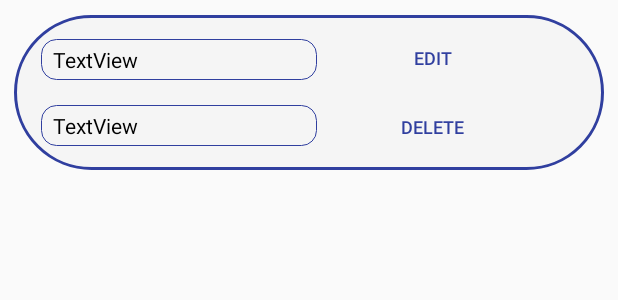
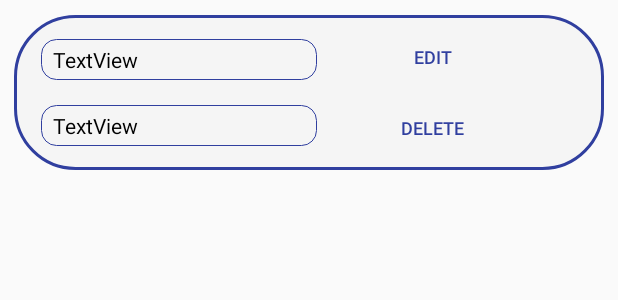
Before and after one commit to Sharkgrammer/Android-Assistant, an Android app: the layout item.xml on its own in the app's theme, with its tools: preview values and no code run, on a phone screen of 412 x 824 dp. Shown: the top 300 px of the screen. Run offline under Robolectric (Android 15) with nearby library versions, the phone set to English and light mode, and no system bars.

Commit message:
Small layout fixes

```diff
--- a/app/src/main/res/drawable-v24/itemborder.xml
+++ b/app/src/main/res/drawable-v24/itemborder.xml
@@ -1,6 +1,6 @@
 <?xml version="1.0" encoding="UTF-8"?>
 <shape xmlns:android="http://schemas.android.com/apk/res/android" android:shape="rectangle">
-    <corners android:radius="100dp"/>
+    <corners android:radius="40dp"/>
     <stroke android:width="2dp" android:color="@color/colorPrimaryDark"/>
     <padding android:left="10dp" android:right="10dp"/>
     <solid android:color="@color/colorItem"/>
--- a/app/src/main/res/layout/item.xml
+++ b/app/src/main/res/layout/item.xml
@@ -53,8 +53,7 @@
         <Button
             android:id="@+id/itemEdit"
             android:layout_width="0dp"
-            android:layout_height="0dp"
-            android:layout_marginBottom="50dp"
+            android:layout_height="wrap_content"
             android:layout_marginEnd="35dp"
             android:layout_marginStart="200dp"
             android:layout_marginTop="4dp"
@@ -63,21 +62,18 @@
             android:textColor="@color/colorPrimaryDark"
             android:textSize="12sp"
             android:theme="@style/PrimaryFlatButton"
-            app:layout_constraintBottom_toBottomOf="parent"
             app:layout_constraintEnd_toEndOf="parent"
             app:layout_constraintHorizontal_bias="0.828"
             app:layout_constraintStart_toStartOf="parent"
-            app:layout_constraintTop_toTopOf="parent"
-            app:layout_constraintVertical_bias="0.0" />
+            app:layout_constraintTop_toTopOf="parent" />
 
         <Button
             android:id="@+id/itemDelete"
             android:layout_width="0dp"
-            android:layout_height="0dp"
+            android:layout_height="wrap_content"
             android:layout_marginBottom="4dp"
             android:layout_marginEnd="35dp"
             android:layout_marginStart="200dp"
-            android:layout_marginTop="50dp"
             android:autoText="false"
             android:text="@string/delete"
             android:textColor="@color/colorPrimaryDark"
@@ -86,9 +82,7 @@
             app:layout_constraintBottom_toBottomOf="parent"
             app:layout_constraintEnd_toEndOf="parent"
             app:layout_constraintHorizontal_bias="0.803"
-            app:layout_constraintStart_toStartOf="parent"
-            app:layout_constraintTop_toTopOf="parent"
-            app:layout_constraintVertical_bias="1.0" />
+            app:layout_constraintStart_toStartOf="parent" />
 
         <TextView
             android:id="@+id/itemId"
```
